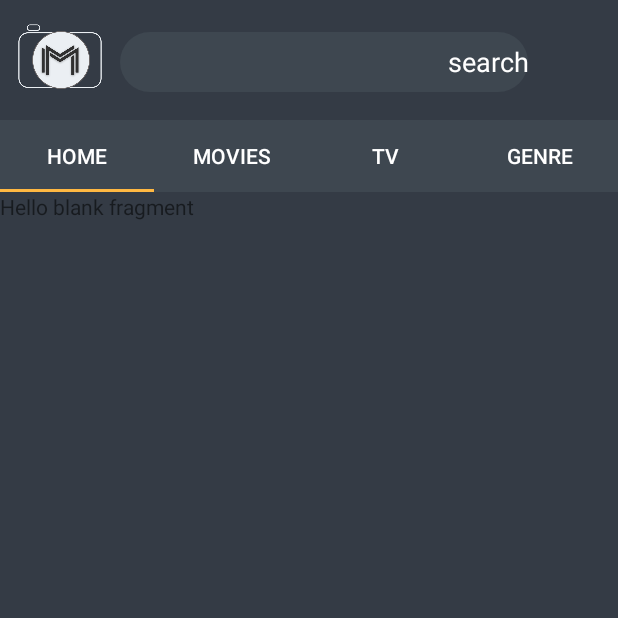
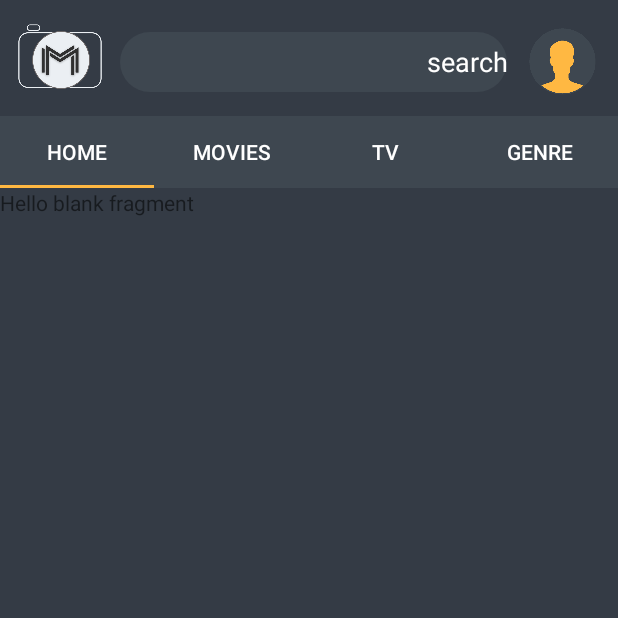
Before and after one commit to Aayushdangol/amar-pudasaini, an Android app: the screen it shows after launch (ViewPagerActivity), on a phone screen of 412 x 824 dp, the top half of it. Run offline under Robolectric (Android 15) with nearby library versions, the phone set to English and light mode, and no system bars.

Commit message:
Change Color Palette

```diff
--- a/app/src/main/res/layout/activity_view_pager.xml
+++ b/app/src/main/res/layout/activity_view_pager.xml
@@ -22,21 +22,38 @@
             android:background="@drawable/logodashboard"
             />
 
+        <RelativeLayout
+            android:layout_width="wrap_content"
+            android:layout_height="wrap_content">
+
             <EditText
-            android:layout_width="match_parent"
+                android:id="@+id/etSearch"
+                android:layout_width="260dp"
                 android:layout_height="40dp"
                 android:hint="search"
+                android:layout_toLeftOf="@id/profile"
+                android:textAlignment="textEnd"
                 android:background="@drawable/roundbtnsearch"
                 android:textColorHint="#fff"
-            android:textAlignment="textEnd"
                 android:layout_marginTop="21dp"
                 android:layout_marginLeft="10dp"
-            android:layout_marginRight="60dp"/>
+                android:layout_marginRight="12sp"/>
+
+            <ImageButton
+                android:id="@+id/profile"
+                android:layout_width="50dp"
+                android:layout_marginTop="16sp"
+                android:layout_height="50dp"
+                android:layout_alignParentEnd="true"
+                android:layout_marginRight="12dp"
+                android:background="@drawable/profileicon"/>
+
+        </RelativeLayout>
 
     </LinearLayout>
 
    <android.support.design.widget.TabLayout
-       android:layout_marginTop="10dp"
+       android:layout_marginTop="7dp"
          android:layout_width="match_parent"
          android:layout_height="wrap_content"
          android:id="@+id/tabId"
--- a/app/src/main/res/values/colors.xml
+++ b/app/src/main/res/values/colors.xml
@@ -1,6 +1,6 @@
 <?xml version="1.0" encoding="utf-8"?>
 <resources>
     <color name="colorPrimary">#008577</color>
-    <color name="colorPrimaryDark">#00574B</color>
-    <color name="colorAccent">#D81B60</color>
+    <color name="colorPrimaryDark">#0c0b00</color>
+    <color name="colorAccent">#ffb842</color>
 </resources>
```
Also changed, not shown: app/src/main/res/drawable/profileicon.png (added). Lines whose indentation alone changed are shown as unchanged.
